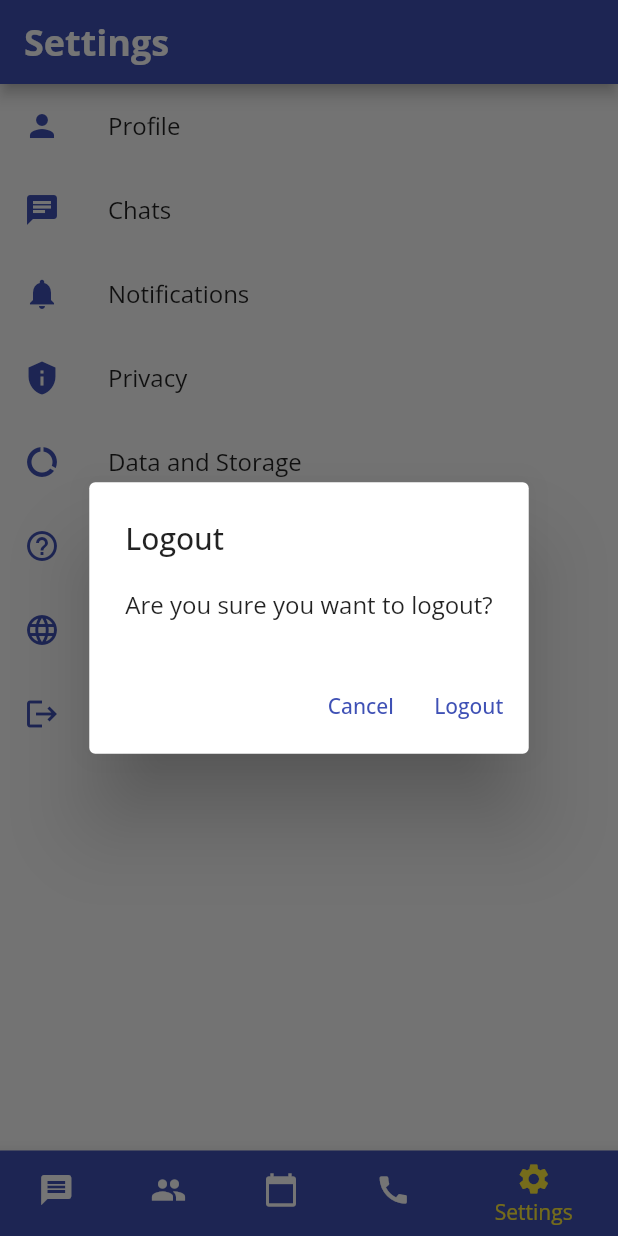
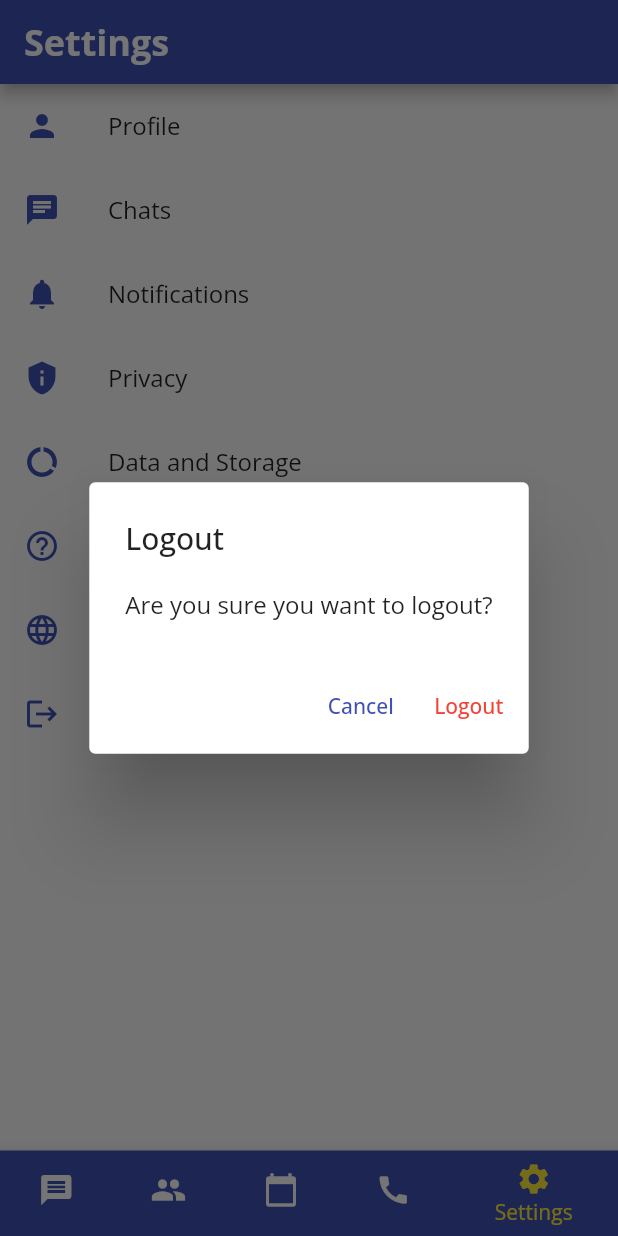
Before and after one commit to nangahamandine/cipher_comm, a Flutter app: the screen it shows after launch, item 5 of the bottom bar chosen, after a tap on "Logout", on a phone screen of 412 x 824 dp. Run offline on Flutter 3.47's test engine with Material 2 defaults, Android fonts, the phone set to English and light mode, and no system bars; our stand-ins replace contacts_service, file_picker, firebase_auth, firebase_core, geolocator, google_fonts and 2 more; missing offline and left inert: clipboard; accounts and stored records are empty.

Commit message:
New updates in the settings screen

```diff
--- a/lib/screens/settings_screen.dart
+++ b/lib/screens/settings_screen.dart
@@ -22,7 +22,7 @@ class SettingsScreen extends StatelessWidget {
               },
             ),
             TextButton(
-              child: Text('Logout'),
+              child: Text('Logout', style: TextStyle(color: Colors.red),),
               onPressed: () {
                 Navigator.pushAndRemoveUntil(
                   context,
```
